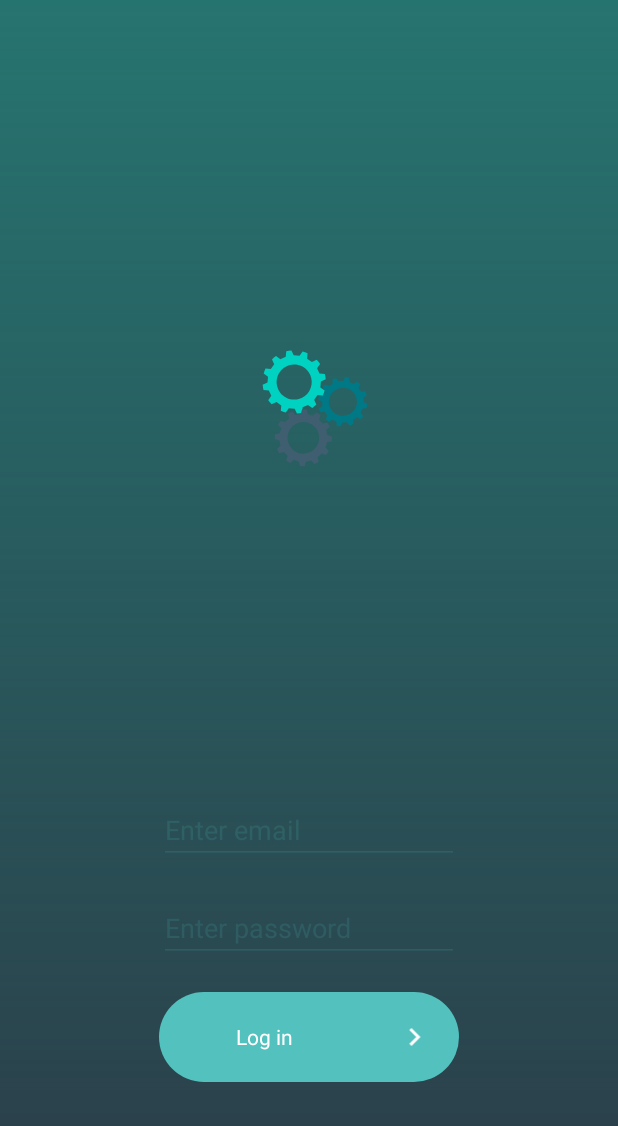
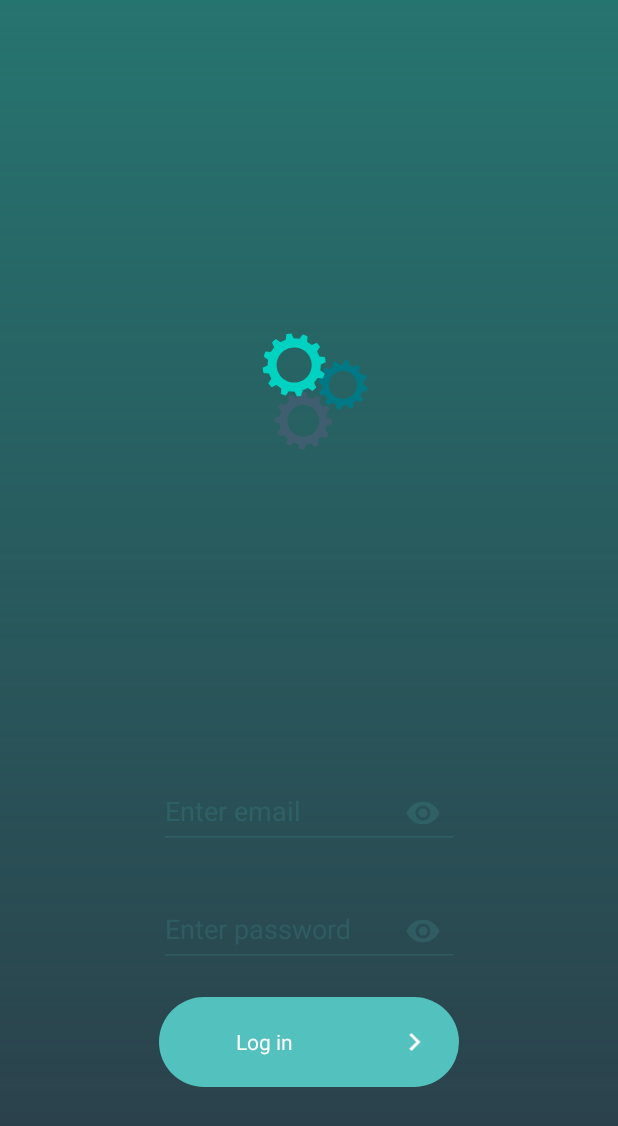
Before and after one commit to 76room/apollo-android, an Android app: the SignInFragment screen opened directly, with no data from a screen before it, after a tap on "Log in", on a phone screen of 412 x 824 dp. Shown: the top 1126 px of the screen. Run offline under Robolectric (Android 15) with nearby library versions, the phone set to English and light mode, and no system bars; our stand-ins replace Firebase (no records; nobody signed in at launch, a user with empty details on screens opened directly); libraries missing offline, so code that uses them is left out: android.support.test; 1 statement that could not run was skipped; 2 other taps on this screen came first.

Commit message:
add input type

```diff
--- a/app/src/main/res/layout/fragment_sign_in.xml
+++ b/app/src/main/res/layout/fragment_sign_in.xml
@@ -112,27 +112,43 @@
         app:layout_constraintVertical_bias="0.875"
         tools:visibility="visible">
 
-
-        <android.support.v7.widget.AppCompatEditText
-            android:id="@+id/edit_email"
+        <android.support.design.widget.TextInputLayout
+            android:id="@+id/etEmailLayout"
             android:layout_width="200dp"
             android:layout_height="wrap_content"
             android:layout_marginBottom="20dp"
+            app:passwordToggleEnabled="true"
+            android:textColorHint="@color/colorAccentTint"
+            app:passwordToggleTint="@color/colorAccentTint">
+
+            <android.support.design.widget.TextInputEditText
+                android:id="@+id/edit_email"
+                android:layout_width="match_parent"
+                android:layout_height="wrap_content"
                 android:textColor="@color/colorAccent"
                 android:backgroundTint="@color/colorAccentTint"
                 android:hint="@string/email_hint"
-            android:textColorHint="@color/colorAccentTint" />
+                android:inputType="textEmailAddress"/>
+        </android.support.design.widget.TextInputLayout>
 
-        <android.support.v7.widget.AppCompatEditText
-            android:id="@+id/edit_password"
+        <android.support.design.widget.TextInputLayout
+            android:id="@+id/etPasswordLayout"
             android:layout_width="200dp"
             android:layout_height="wrap_content"
             android:layout_marginBottom="20dp"
+            app:passwordToggleEnabled="true"
+            android:textColorHint="@color/colorAccentTint"
+            app:passwordToggleTint="@color/colorAccentTint">
+
+            <android.support.design.widget.TextInputEditText
+                android:id="@+id/edit_password"
+                android:layout_width="match_parent"
+                android:layout_height="wrap_content"
                 android:textColor="@color/colorAccent"
                 android:backgroundTint="@color/colorAccentTint"
                 android:hint="@string/password_hint"
-            android:inputType="textPassword"
-            android:textColorHint="@color/colorAccentTint" />
+                android:inputType="textPassword"/>
+        </android.support.design.widget.TextInputLayout>
 
         <LinearLayout
             android:id="@+id/next"
```
Lines whose indentation alone changed are shown as unchanged.
